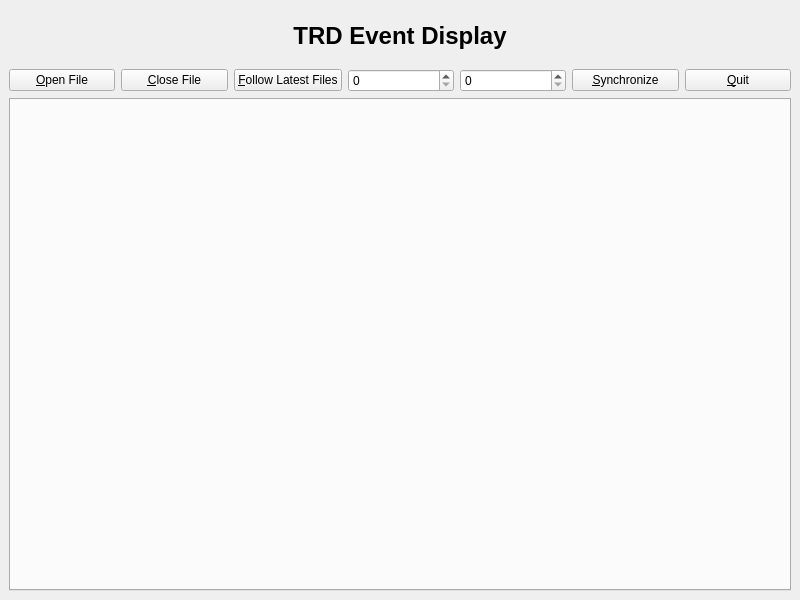
First picture: the form in ui/MainForm.ui, repository bastianbeischer/TRDEventDisplay, before the edit.
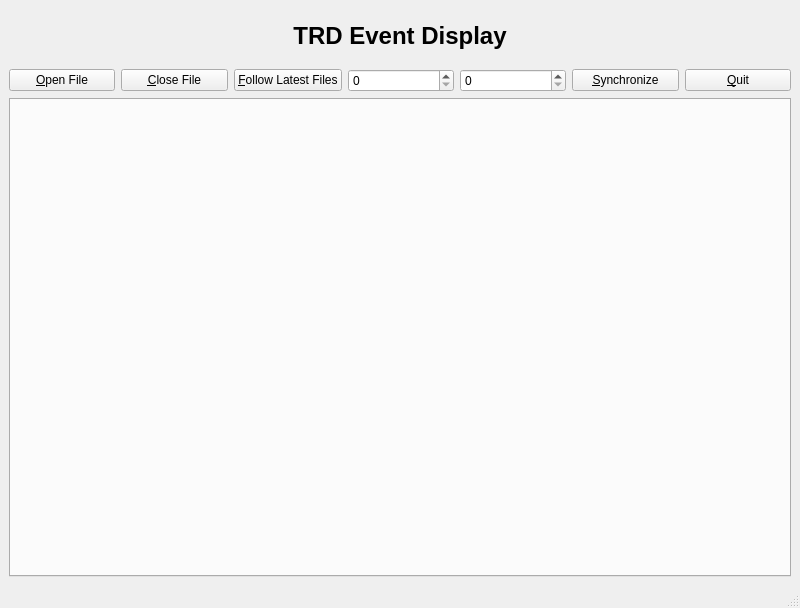
Second picture: the form after the edit.

Diff of the .ui file:
```diff
--- a/ui/MainForm.ui
+++ b/ui/MainForm.ui
@@ -7,7 +7,7 @@
     <x>0</x>
     <y>0</y>
     <width>800</width>
-    <height>600</height>
+    <height>608</height>
    </rect>
   </property>
   <property name="windowTitle">
@@ -155,6 +155,7 @@
     </item>
    </layout>
   </widget>
+  <widget class="QStatusBar" name="m_statusBar"/>
  </widget>
  <resources/>
  <connections/>
```
Left out of the diff: 10 changed lines with no effect on the pictures.
